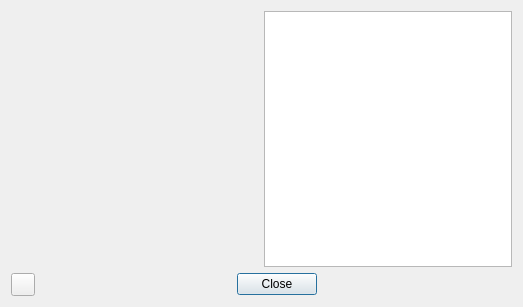
Above: Qt/my_programm/Organizations/Organization_02/PET/PETCat/src/aboutbox/src/ui/aboutbox.ui from RinatB2017/mega_GIT before the change. Below: the same form after it.
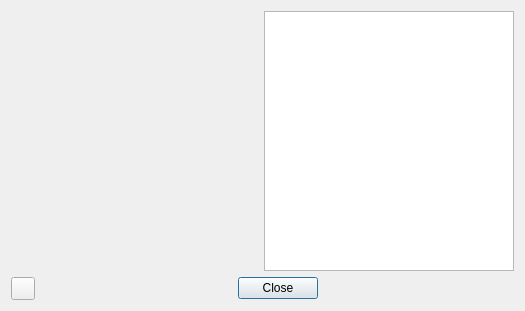
That is the form after the change. Icons and pictures are not drawn.

Patch:
```diff
--- a/Qt/my_programm/Organizations/Organization_02/PET/PETCat/src/aboutbox/src/ui/aboutbox.ui
+++ b/Qt/my_programm/Organizations/Organization_02/PET/PETCat/src/aboutbox/src/ui/aboutbox.ui
@@ -6,8 +6,8 @@
    <rect>
     <x>0</x>
     <y>0</y>
-    <width>523</width>
-    <height>307</height>
+    <width>525</width>
+    <height>311</height>
    </rect>
   </property>
   <property name="windowTitle">
```
Left out of the diff: 2 changed lines with no effect on the pictures.
